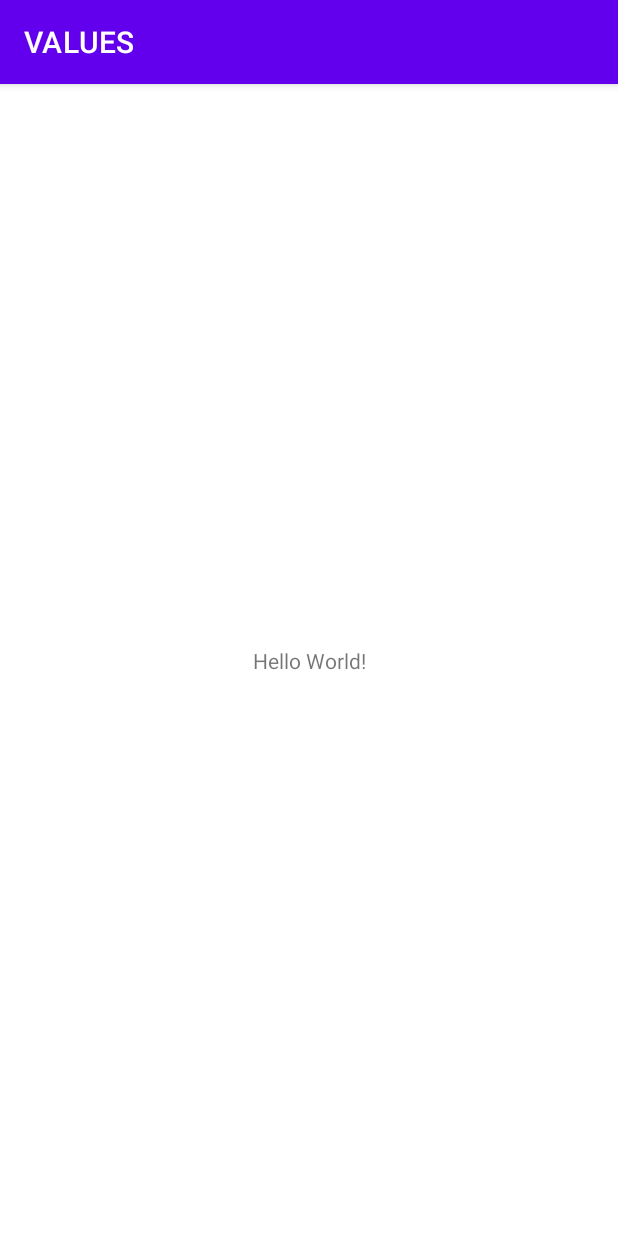
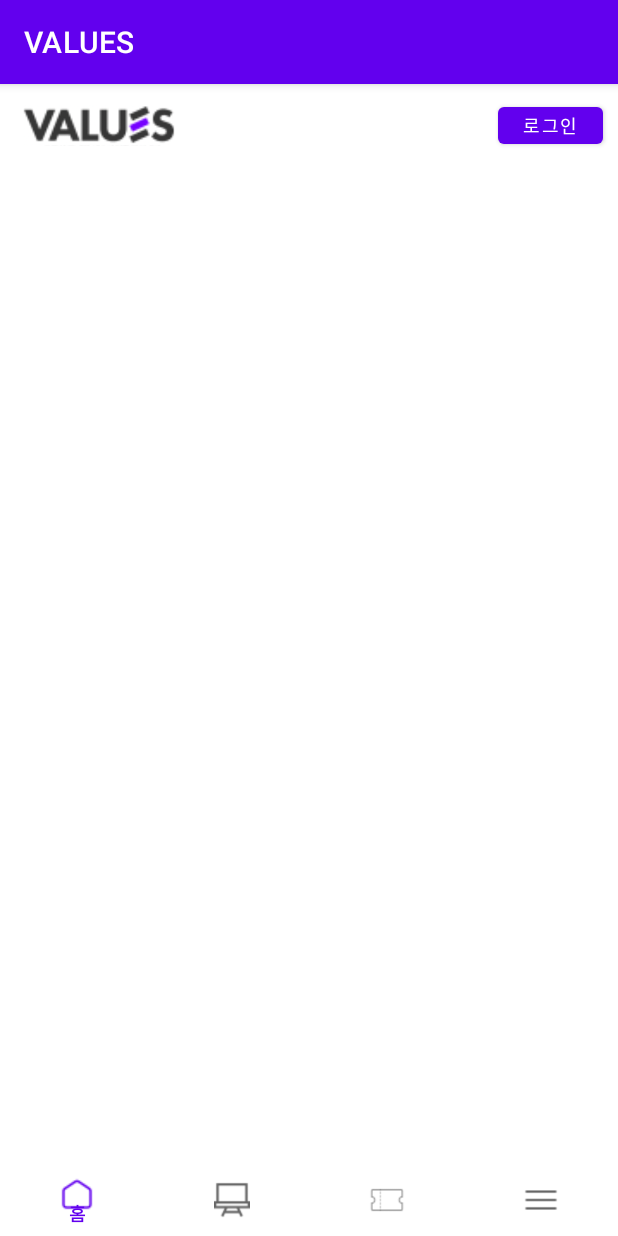
Before and after one commit to pooya98/values, an Android app: the screen it shows after launch (MainActivity), on a phone screen of 412 x 824 dp. Run offline under Robolectric (Android 15) with nearby library versions, the light colour scheme and no system bars.

Commit message:
MainActivity 레이아웃 xml 추가

```diff
--- a/app/src/main/res/layout/activity_main.xml
+++ b/app/src/main/res/layout/activity_main.xml
@@ -1,18 +1,80 @@
 <?xml version="1.0" encoding="utf-8"?>
-<androidx.constraintlayout.widget.ConstraintLayout xmlns:android="http://schemas.android.com/apk/res/android"
+<LinearLayout xmlns:android="http://schemas.android.com/apk/res/android"
     xmlns:app="http://schemas.android.com/apk/res-auto"
     xmlns:tools="http://schemas.android.com/tools"
     android:layout_width="match_parent"
     android:layout_height="match_parent"
-    tools:context=".MainActivity">
+    tools:context=".MainActivity"
+    android:orientation="vertical">
 
-    <TextView
-        android:layout_width="wrap_content"
-        android:layout_height="wrap_content"
-        android:text="Hello World!"
-        app:layout_constraintBottom_toBottomOf="parent"
-        app:layout_constraintEnd_toEndOf="parent"
-        app:layout_constraintStart_toStartOf="parent"
-        app:layout_constraintTop_toTopOf="parent" />
+    <LinearLayout
+        android:layout_width="match_parent"
+        android:layout_height="0dp"
+        android:layout_weight="1"
+        android:layout_marginTop="4dp"
+        android:orientation="horizontal">
 
-</androidx.constraintlayout.widget.ConstraintLayout>
+        <LinearLayout
+            android:layout_width="0dp"
+            android:layout_height="match_parent"
+            android:layout_weight="2">
+
+            <ImageView
+                android:layout_width="wrap_content"
+                android:layout_height="match_parent"
+                android:paddingLeft="15dp"
+                android:src="@drawable/image_logo">
+            </ImageView>
+
+        </LinearLayout>
+
+        <LinearLayout
+            android:layout_width="0dp"
+            android:layout_height="match_parent"
+            android:layout_weight="5"
+            android:gravity="right">
+
+            <Button
+                android:layout_width="70dp"
+                android:text="로그인"
+                android:textSize="12dp"
+                android:padding="0dp"
+                android:layout_marginHorizontal="10dp"
+                android:layout_marginVertical="5dp"
+                android:layout_height="match_parent">
+            </Button>
+
+        </LinearLayout>
+
+    </LinearLayout>
+
+    <LinearLayout
+        android:layout_width="match_parent"
+        android:layout_height="0dp"
+        android:layout_weight="14">
+
+        <FrameLayout
+            android:id="@+id/Main_FrameLayout"
+            android:layout_width="match_parent"
+            android:layout_height="match_parent">
+        </FrameLayout>
+
+    </LinearLayout>
+
+    <LinearLayout
+        xmlns:android="http://schemas.android.com/apk/res/android"
+        xmlns:app="http://schemas.android.com/apk/res-auto"
+        android:layout_width="match_parent"
+        android:layout_height="0dp"
+        android:layout_weight="1"
+        android:gravity="bottom">
+
+        <com.google.android.material.bottomnavigation.BottomNavigationView
+            android:id="@+id/bottom_navigation"
+            android:layout_width="match_parent"
+            android:layout_height="wrap_content"
+            app:menu="@menu/mainactivity_menu" />
+
+    </LinearLayout>
+
+</LinearLayout>
```
